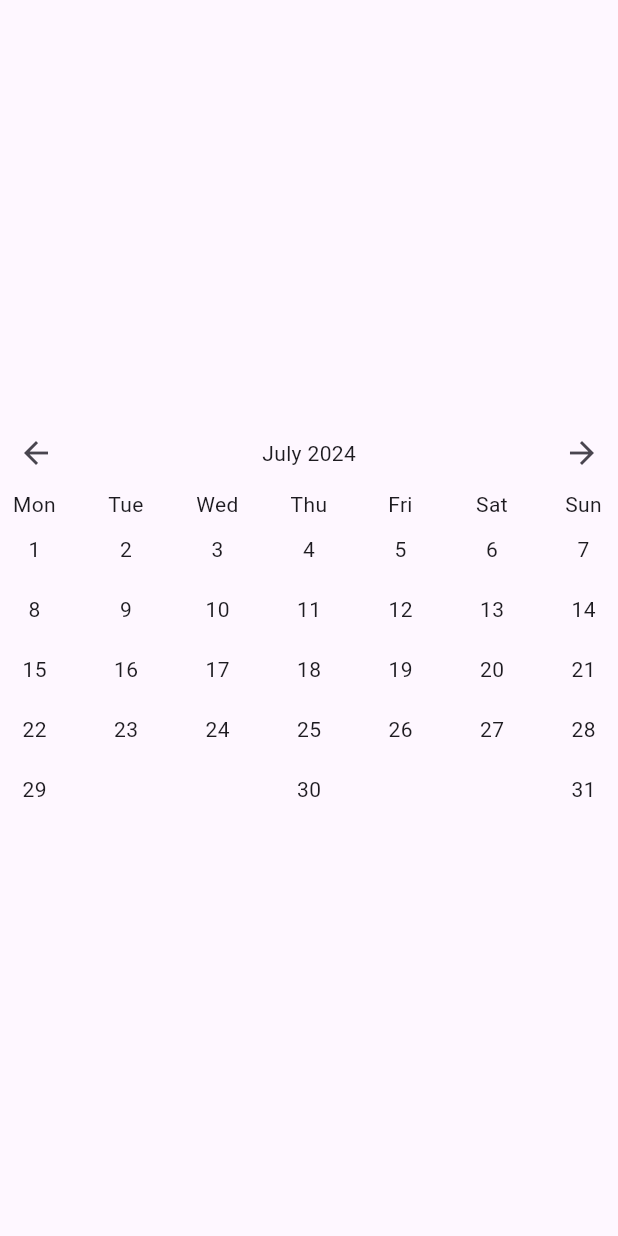
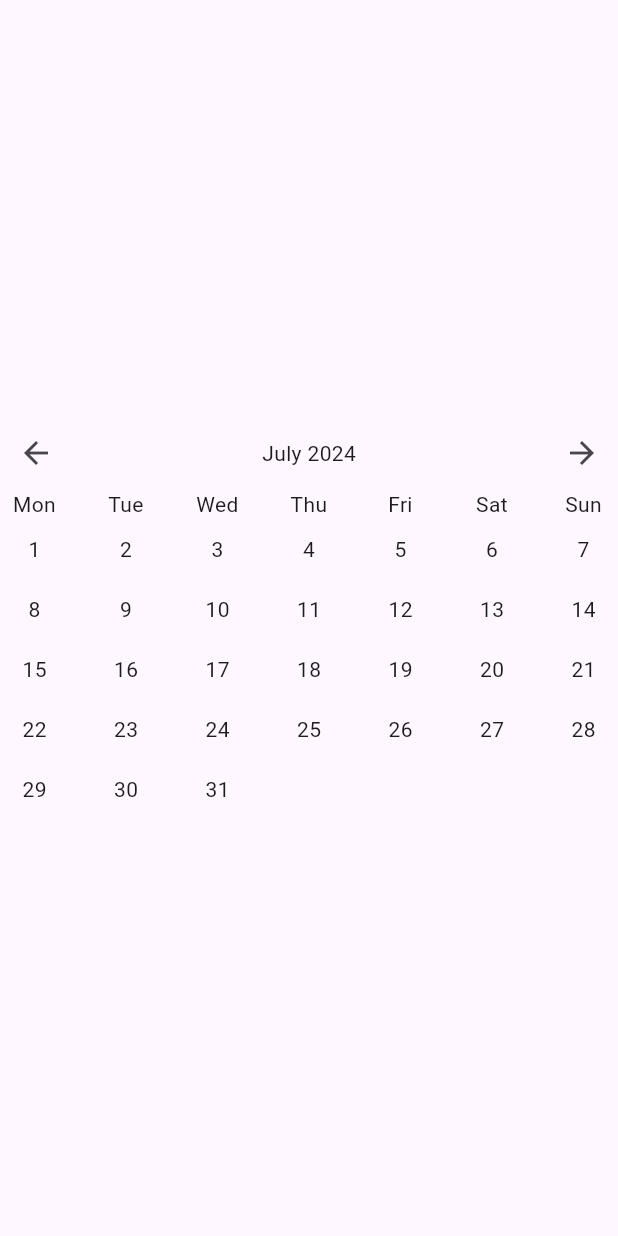
Before and after one commit to cave-aqua/loc_logger, a Flutter app: the screen it shows after launch, after a tap on the "arrow forward" icon, on a phone screen of 412 x 824 dp. Run offline on Flutter 3.47's test engine with Material 3 defaults, Android fonts, the phone set to English and light mode, and no system bars; our stand-ins replace geolocator, latlong2, sqflite; missing offline and left inert: geodesy, geolocator_android, geolocator_apple, workmanager; accounts and stored records are empty; statements that could not run were skipped.

Commit message:
fix: spacing and last week length

```diff
--- a/lib/screens/calender_view.dart
+++ b/lib/screens/calender_view.dart
@@ -46,21 +46,31 @@ class _CalenderViewState extends State<CalenderView> {
 
     int startCounter = 0;
     DateTime dayPointer = firstDayOfTheMonth;
-    List<List<DayView>> days = [];
+    List<List<Widget>> days = [];
 
     List<WeekView> weeks = [];
 
+    void addDayToPointer() {
+      days[startCounter].add(
+        DayView(dayPointer),
+      );
+
+      dayPointer = dayPointer.add(
+        const Duration(days: 1),
+      );
+    }
+
     if (toBeRetractedWeekDay > 0) {
-      List<DayView> offSetWeek = [];
+      List<Widget> offSetWeek = [];
 
       for (var i = 0; i < toBeRetractedWeekDay; i++) {
         offSetWeek.add(
-          DayView(
-            firstDayOfTheMonth.subtract(
-              Duration(days: toBeRetractedWeekDay - i),
-            ),
-          ),
-        );
+            // DayView(
+            //   firstDayOfTheMonth.subtract(
+            //     Duration(days: toBeRetractedWeekDay - i),
+            //   ),
+            // ),
+            EmptyDayView());
       }
       days.add(offSetWeek);
     } else {
@@ -69,10 +79,28 @@ class _CalenderViewState extends State<CalenderView> {
 
     while (dayPointer.month == month) {
       if (dayPointer.day == lastDayOfTheMonth.day) {
+        if (days[startCounter].length < 7) {
+          addDayToPointer();
+        }
+
+        int lastWeekLength = days[startCounter].length;
+
+        if (lastWeekLength < DateTime.daysPerWeek) {
+          for (var i = 0; i < DateTime.daysPerWeek - lastWeekLength; i++) {
+            days[startCounter].add(
+              const EmptyDayView(),
+            );
+          }
+        }
+
         weeks.add(WeekView(
           children: days[startCounter],
         ));
+
+        break;
       }
+
+      addDayToPointer();
 
       //We go to next week
       if (days[startCounter].length == DateTime.daysPerWeek) {
@@ -82,14 +110,6 @@ class _CalenderViewState extends State<CalenderView> {
         startCounter++;
         days.add([]);
       }
-
-      days[startCounter].add(
-        DayView(dayPointer),
-      );
-
-      dayPointer = dayPointer.add(
-        const Duration(days: 1),
-      );
     }
 
     return weeks;
--- a/lib/screens/calender_view_aggerations/day_view.dart
+++ b/lib/screens/calender_view_aggerations/day_view.dart
@@ -8,10 +8,7 @@ class DayView extends StatelessWidget {
   @override
   Widget build(BuildContext context) {
     return InkWell(
-      onTap: () {
-        //TODO: Should open view about the day.
-        //TODO: retrieve data to know where the user has been.
-      },
+      onTap: () {},
       child: Container(
         width: 40,
         padding: const EdgeInsets.all(10),
@@ -23,3 +20,14 @@ class DayView extends StatelessWidget {
     );
   }
 }
+
+class EmptyDayView extends StatelessWidget {
+  const EmptyDayView({super.key});
+
+  @override
+  Widget build(BuildContext context) {
+    return const SizedBox(
+      width: 46,
+    );
+  }
+}
--- a/lib/screens/calender_view_aggerations/month_switcher.dart
+++ b/lib/screens/calender_view_aggerations/month_switcher.dart
@@ -30,7 +30,6 @@ class MonthSwitcher extends StatelessWidget {
   @override
   Widget build(BuildContext context) {
     return Row(
-      // mainAxisSize: MainAxisSize.min,
       mainAxisAlignment: MainAxisAlignment.spaceBetween,
       children: [
         IconButton(
--- a/lib/screens/calender_view_aggerations/weekdays_header.dart
+++ b/lib/screens/calender_view_aggerations/weekdays_header.dart
@@ -1,12 +1,12 @@
 import 'package:flutter/material.dart';
+import 'package:loc_logger/screens/calender_view_aggerations/week_view.dart';
 
 class WeekDaysHeader extends StatelessWidget {
   const WeekDaysHeader({super.key});
 
   @override
   Widget build(BuildContext context) {
-    return const Row(
-      mainAxisAlignment: MainAxisAlignment.spaceBetween,
+    return const WeekView(
       children: [
         DayHeaderHolder(dayString: "Mon"),
         DayHeaderHolder(dayString: "Tue"),
```
